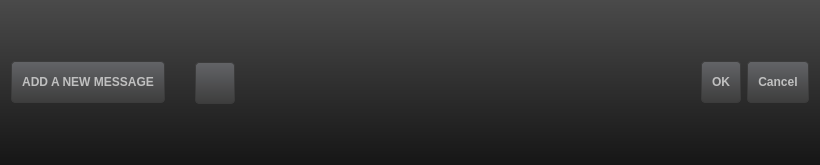
This is extoscpatternask.ui in buzzinglight/IanniX as Qt 5 draws it before an edit. The edited form follows.
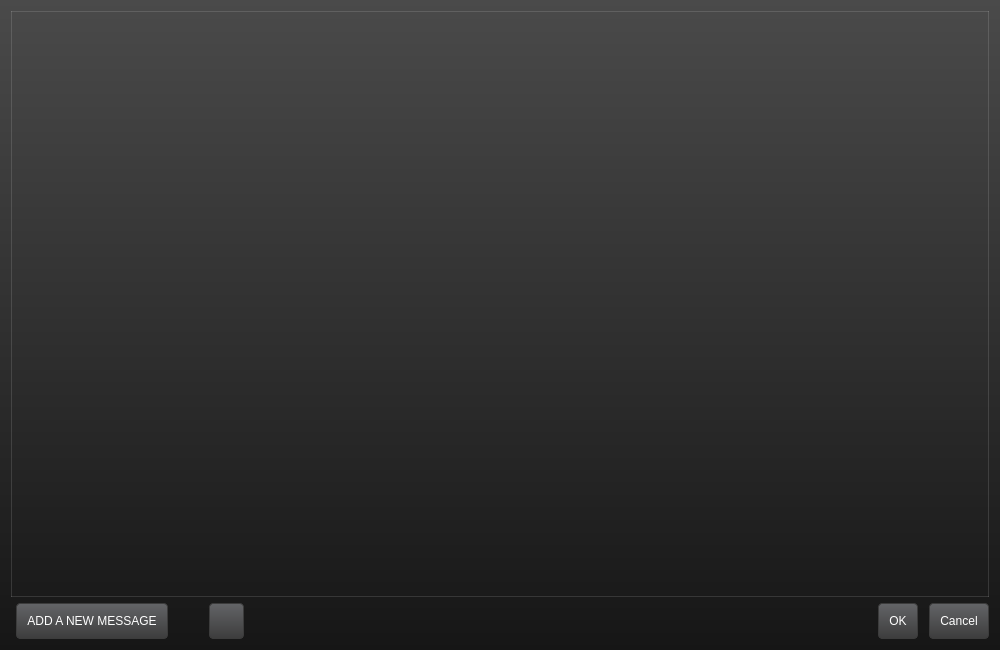
This is the edited form. Icons and pictures are not drawn.

```diff
--- a/extoscpatternask.ui
+++ b/extoscpatternask.ui
@@ -6,19 +6,15 @@
    <rect>
     <x>0</x>
     <y>0</y>
-    <width>820</width>
-    <height>165</height>
+    <width>1000</width>
+    <height>650</height>
    </rect>
   </property>
   <property name="windowTitle">
    <string>IanniX — Message editor</string>
   </property>
   <property name="styleSheet">
-   <string notr="true">QWidget {
-	font: 12px &quot;Lucida Sans&quot;, &quot;Lucida Grande&quot;, &quot;Lucida Sans Unicode&quot;, &quot;Lucida&quot;;
-}
-
-QWidget#ExtOscPatternAsk {
+   <string notr="true">QWidget#ExtOscPatternAsk {
 	background-color: qlineargradient(spread:pad, x1:0, y1:0, x2:0, y2:1, stop:0 rgba(74, 74, 74, 255), stop:1 rgba(22, 22, 22, 255));
 }
 
@@ -28,16 +24,35 @@
 }
 
 
-QPushButton {
-	color: white;
+QWidget {
+	font: 10px &quot;Arial&quot;;
+}
+QLabel {
 	font: bold;
+}
+
+QTabWidget::pane {
+	border: 1px solid rgba(255, 255, 255, 32);
+}
+
+QLabel {
+	color: rgb(220, 220, 220);
+}
+
+QLineEdit {
+	background: transparent;
+	border: 0px solid transparent;
+}
+
+QPushButton, QSpinBox, QDoubleSpinBox, QLineEdit {
 	border: 1px solid rgb(60, 60, 60);
 	border-radius: 4px;
-	min-height: 20px;
-	color: rgb(192, 192, 192);
-padding: 10px;
 	background-color: qlineargradient(spread:pad, x1:0, y1:0, x2:0, y2:1, stop:0 rgba(99, 100, 103, 255), stop:1 rgba(61, 61, 61, 255));
-
+}
+QPushButton {
+	margin-left: 5px;
+	color: white;
+	padding: 10px;
 }
 QPushButton:hover {
 	border: 1px solid rgb(0, 187, 255);
@@ -48,6 +63,82 @@
 	color: white;
 }
 
+
+QCheckBox {
+	spacing: 5px;
+}
+QCheckBox::indicator {
+	width: 11px;
+	height: 11px;
+	border: 1px solid rgb(60, 60, 60);
+	background-color: qlineargradient(spread:pad, x1:0, y1:0, x2:0, y2:1, stop:0 rgba(139, 140, 143, 255), stop:1 rgba(101, 101, 101, 255));
+}
+QCheckBox::indicator:checked {
+	background-color: qlineargradient(spread:pad, x1:0, y1:0, x2:0, y2:1, stop:0 rgba(50, 237, 255), stop:1 rgba(0, 187, 255, 255));
+}
+
+QDoubleSpinBox, QSpinBox, QLineEdit  {
+	padding: 2px;
+	padding-top: 0px;
+	color: white;
+}
+QSpinBox::up-button, QDoubleSpinBox::up-button {
+	width: 5px;
+    image: url(:/icons/res_icon_plus.png);
+	padding: 2px;
+	border: 0px solid transparent;
+	background: rgba(255, 255, 255, 64);
+}
+QSpinBox::down-button, QDoubleSpinBox::down-button {
+	width: 5px;
+    image: url(:/icons/res_icon_minus.png);
+	padding: 2px;
+	border: 0px solid transparent;
+	background: rgba(255, 255, 255, 64);
+}
+
+
+
+QTreeWidget {
+	alternate-background-color: rgb(79, 79, 81);
+	color: white;
+	border: 0px solid transparent;
+	gridline-color: rgb(150, 152, 137);
+	selection-background-color: rgb(0, 187, 255);
+	background: transparent;
+	background-color: rgb(63, 64, 64);
+}
+QTreeWidget::item {
+}
+QHeaderView {
+	background: transparent;
+	border: 0px solid transparent;
+	color: rgb(203, 203, 203);
+	min-height: 12px;
+}
+QHeaderView::section {
+	background: rgba(255, 255, 255, 64);
+	padding-left: 4px;
+	border: 0px solid transparent;
+	border-top-left-radius:  6px;
+	border-top-right-radius: 6px;
+	font: bold;
+}
+
+QTreeView::indicator {
+	border: 1px solid rgb(60, 60, 60);
+	width: 11px;
+	height: 11px;
+}
+QTreeView::indicator:unchecked {
+	background-color: qlineargradient(spread:pad, x1:0, y1:0, x2:0, y2:1, stop:0 rgba(139, 140, 143, 255), stop:1 rgba(101, 101, 101, 255));
+}
+QTreeView::indicator:checked {
+	background-color: qlineargradient(spread:pad, x1:0, y1:0, x2:0, y2:1, stop:0 rgba(50, 237, 255), stop:1 rgba(0, 187, 255, 255));
+}
+
+
+
 QScrollBar:vertical, QScrollBar:horizontal {
 	border: 0px solid transparent;
 	background: rgba(255, 255, 255, 32);
@@ -70,18 +161,26 @@
 QScrollBar::add-page:vertical, QScrollBar::sub-page:vertical, QScrollBar::add-page:horizontal, QScrollBar::sub-page:horizontal {
 	background: none;
 }
+
+
+QSplitter::handle {
+	background: rgb(255, 255, 255, 30);
+}
+QSplitter::handle:pressed {
+	background: rgb(0, 187, 255);
+ }
+QSplitter::handle:horizontal	 	{	width: 4px; }
+QSplitter::handle:vertical     		{	height: 4px; }
+
 </string>
   </property>
   <layout class="QVBoxLayout" name="verticalLayout">
-   <property name="spacing">
-    <number>0</number>
-   </property>
    <item>
-    <layout class="QVBoxLayout" name="patternListsLayout">
-     <property name="spacing">
-      <number>0</number>
+    <widget class="QTabWidget" name="tabs">
+     <property name="currentIndex">
+      <number>-1</number>
      </property>
-    </layout>
+    </widget>
    </item>
    <item>
     <layout class="QHBoxLayout" name="horizontalLayout">
@@ -90,7 +189,7 @@
        <property name="minimumSize">
         <size>
          <width>150</width>
-         <height>42</height>
+         <height>0</height>
         </size>
        </property>
        <property name="text">
@@ -119,7 +218,7 @@
        <property name="minimumSize">
         <size>
          <width>40</width>
-         <height>42</height>
+         <height>0</height>
         </size>
        </property>
        <property name="maximumSize">
```
